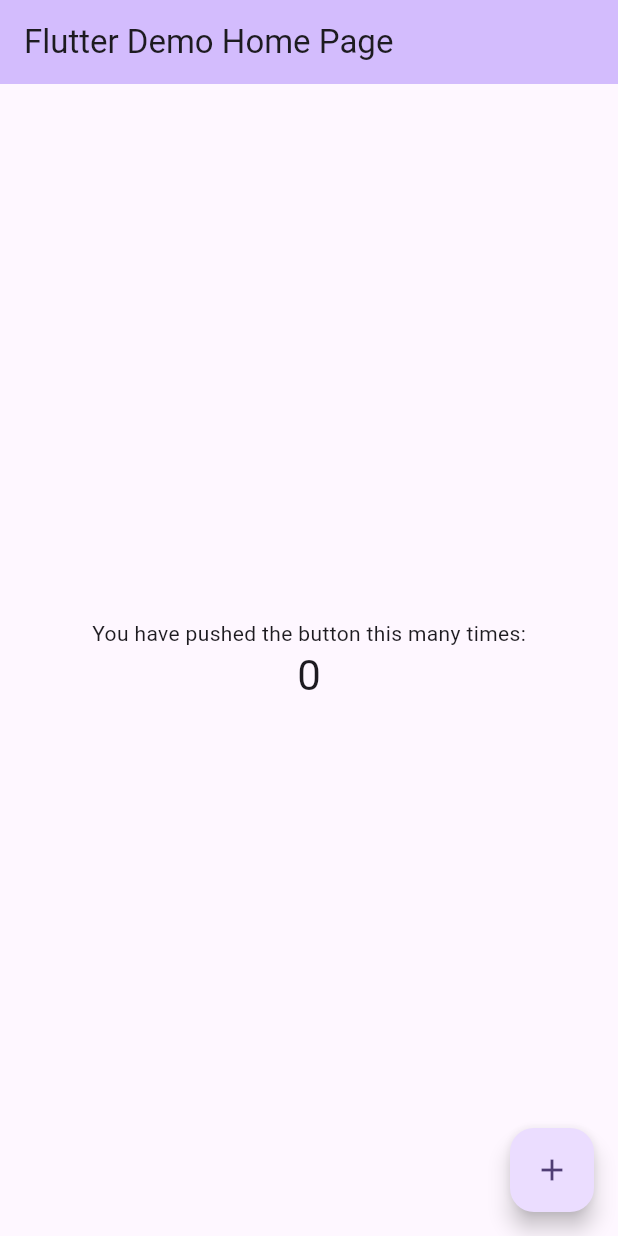
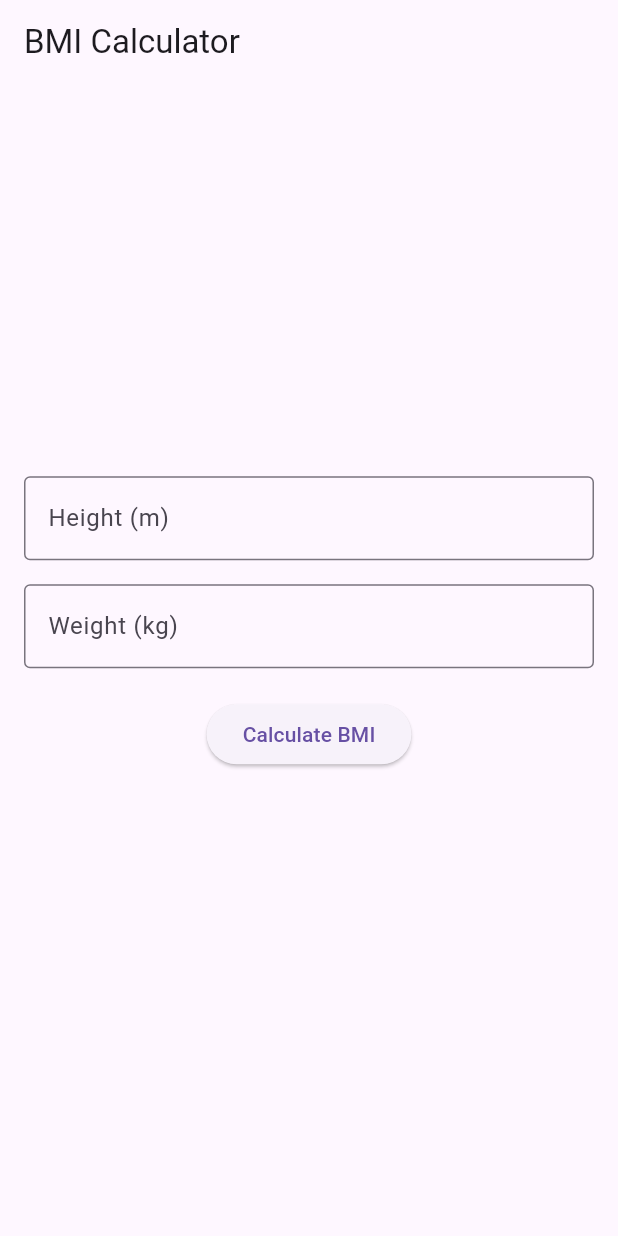
Before and after one commit to chjawad1/App-development-Flutter, a Flutter app: the screen it shows after launch, on a phone screen of 412 x 824 dp. Run offline on Flutter 3.47's test engine with Material 3 defaults, Android fonts, the phone set to English and light mode, and no system bars; our stand-ins replace audioplayers, file_picker, flutter_colorpicker, flutter_local_notifications, permission_handler, sqflite and 1 more; accounts and stored records are empty; key blocks and very long unbroken strings in the code were emptied for the run.

Commit message:
Video 2 introduction of setting page home page

```diff
--- a/bmi_calculator/lib/main.dart
+++ b/bmi_calculator/lib/main.dart
@@ -1,125 +1,102 @@
 import 'package:flutter/material.dart';
 
 void main() {
-  runApp(const MyApp());
+  runApp(BMICalculatorApp());
 }
 
-class MyApp extends StatelessWidget {
-  const MyApp({super.key});
-
-  // This widget is the root of your application.
+class BMICalculatorApp extends StatelessWidget {
   @override
   Widget build(BuildContext context) {
     return MaterialApp(
-      title: 'Flutter Demo',
+      title: 'BMI Calculator',
       theme: ThemeData(
-        // This is the theme of your application.
-        //
-        // TRY THIS: Try running your application with "flutter run". You'll see
-        // the application has a purple toolbar. Then, without quitting the app,
-        // try changing the seedColor in the colorScheme below to Colors.green
-        // and then invoke "hot reload" (save your changes or press the "hot
-        // reload" button in a Flutter-supported IDE, or press "r" if you used
-        // the command line to start the app).
-        //
-        // Notice that the counter didn't reset back to zero; the application
-        // state is not lost during the reload. To reset the state, use hot
-        // restart instead.
-        //
-        // This works for code too, not just values: Most code changes can be
-        // tested with just a hot reload.
-        colorScheme: ColorScheme.fromSeed(seedColor: Colors.deepPurple),
-        useMaterial3: true,
+        primarySwatch: Colors.blue,
       ),
-      home: const MyHomePage(title: 'Flutter Demo Home Page'),
+      home: BMICalculatorScreen(),
     );
   }
 }
 
-class MyHomePage extends StatefulWidget {
-  const MyHomePage({super.key, required this.title});
-
-  // This widget is the home page of your application. It is stateful, meaning
-  // that it has a State object (defined below) that contains fields that affect
-  // how it looks.
-
-  // This class is the configuration for the state. It holds the values (in this
-  // case the title) provided by the parent (in this case the App widget) and
-  // used by the build method of the State. Fields in a Widget subclass are
-  // always marked "final".
-
-  final String title;
-
+class BMICalculatorScreen extends StatefulWidget {
   @override
-  State<MyHomePage> createState() => _MyHomePageState();
+  _BMICalculatorScreenState createState() => _BMICalculatorScreenState();
 }
 
-class _MyHomePageState extends State<MyHomePage> {
-  int _counter = 0;
+class _BMICalculatorScreenState extends State<BMICalculatorScreen> {
+  final TextEditingController heightController = TextEditingController();
+  final TextEditingController weightController = TextEditingController();
+  String result = "";
 
-  void _incrementCounter() {
-    setState(() {
-      // This call to setState tells the Flutter framework that something has
-      // changed in this State, which causes it to rerun the build method below
-      // so that the display can reflect the updated values. If we changed
-      // _counter without calling setState(), then the build method would not be
-      // called again, and so nothing would appear to happen.
-      _counter++;
-    });
+  void calculateBMI() {
+    double height = double.tryParse(heightController.text) ?? 0;
+    double weight = double.tryParse(weightController.text) ?? 0;
+
+    if (height > 0 && weight > 0) {
+      double bmi = weight / (height * height);
+      String bmiCategory;
+
+      if (bmi < 18.5) {
+        bmiCategory = "Underweight";
+      } else if (bmi < 24.9) {
+        bmiCategory = "Normal weight";
+      } else if (bmi < 29.9) {
+        bmiCategory = "Overweight";
+      } else {
+        bmiCategory = "Obese";
+      }
+
+      setState(() {
+        result = "Your BMI is ${bmi.toStringAsFixed(2)} ($bmiCategory)";
+      });
+    } else {
+      setState(() {
+        result = "Please enter valid height and weight values.";
+      });
+    }
   }
 
   @override
   Widget build(BuildContext context) {
-    // This method is rerun every time setState is called, for instance as done
-    // by the _incrementCounter method above.
-    //
-    // The Flutter framework has been optimized to make rerunning build methods
-    // fast, so that you can just rebuild anything that needs updating rather
-    // than having to individually change instances of widgets.
     return Scaffold(
       appBar: AppBar(
-        // TRY THIS: Try changing the color here to a specific color (to
-        // Colors.amber, perhaps?) and trigger a hot reload to see the AppBar
-        // change color while the other colors stay the same.
-        backgroundColor: Theme.of(context).colorScheme.inversePrimary,
-        // Here we take the value from the MyHomePage object that was created by
-        // the App.build method, and use it to set our appbar title.
-        title: Text(widget.title),
+        title: Text('BMI Calculator'),
       ),
-      body: Center(
-        // Center is a layout widget. It takes a single child and positions it
-        // in the middle of the parent.
+      body: Padding(
+        padding: const EdgeInsets.all(16.0),
         child: Column(
-          // Column is also a layout widget. It takes a list of children and
-          // arranges them vertically. By default, it sizes itself to fit its
-          // children horizontally, and tries to be as tall as its parent.
-          //
-          // Column has various properties to control how it sizes itself and
-          // how it positions its children. Here we use mainAxisAlignment to
-          // center the children vertically; the main axis here is the vertical
-          // axis because Columns are vertical (the cross axis would be
-          // horizontal).
-          //
-          // TRY THIS: Invoke "debug painting" (choose the "Toggle Debug Paint"
-          // action in the IDE, or press "p" in the console), to see the
-          // wireframe for each widget.
           mainAxisAlignment: MainAxisAlignment.center,
-          children: <Widget>[
-            const Text(
-              'You have pushed the button this many times:',
+          children: [
+            TextField(
+              controller: heightController,
+              keyboardType: TextInputType.number,
+              decoration: InputDecoration(
+                labelText: 'Height (m)',
+                border: OutlineInputBorder(),
+              ),
             ),
+            SizedBox(height: 16),
+            TextField(
+              controller: weightController,
+              keyboardType: TextInputType.number,
+              decoration: InputDecoration(
+                labelText: 'Weight (kg)',
+                border: OutlineInputBorder(),
+              ),
+            ),
+            SizedBox(height: 20),
+            ElevatedButton(
+              onPressed: calculateBMI,
+              child: Text('Calculate BMI'),
+            ),
+            SizedBox(height: 20),
             Text(
-              '$_counter',
-              style: Theme.of(context).textTheme.headlineMedium,
+              result,
+              style: TextStyle(fontSize: 20, fontWeight: FontWeight.bold),
+              textAlign: TextAlign.center,
             ),
           ],
         ),
       ),
-      floatingActionButton: FloatingActionButton(
-        onPressed: _incrementCounter,
-        tooltip: 'Increment',
-        child: const Icon(Icons.add),
-      ), // This trailing comma makes auto-formatting nicer for build methods.
     );
   }
 }
```
